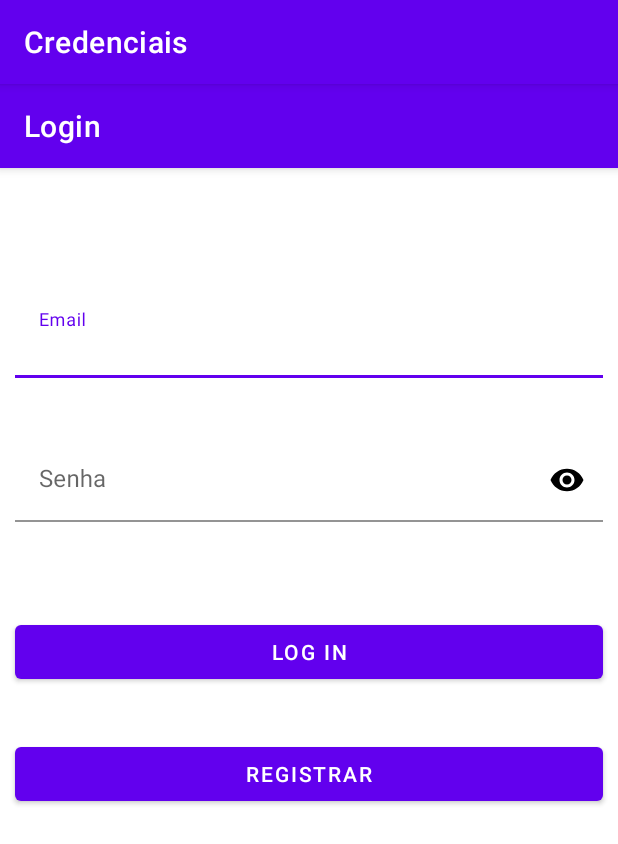
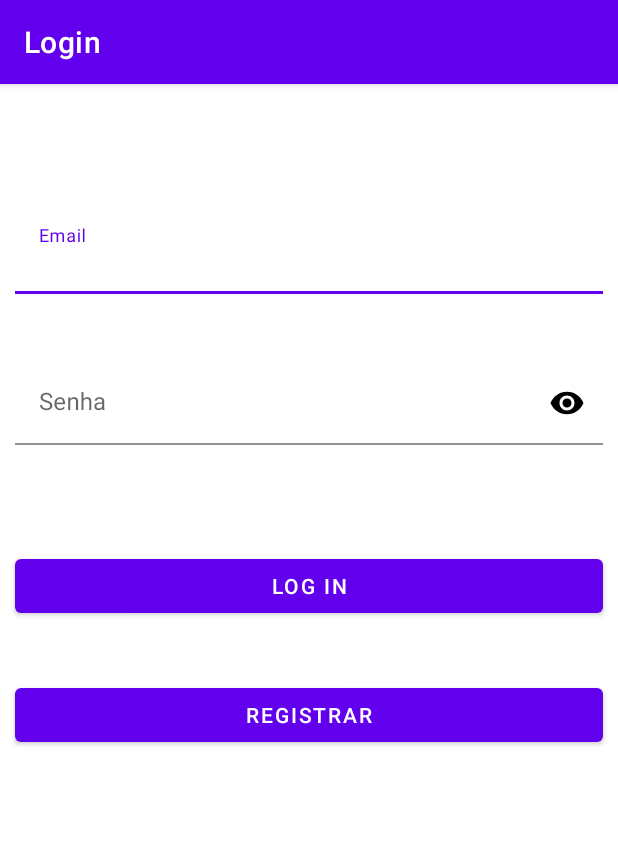
Before and after one commit to MarceloUMartins/Credenciais, an Android app: the screen it shows after launch (Login), on a phone screen of 412 x 824 dp. Shown: the top 844 px of the screen. Run offline under Robolectric (Android 15) with nearby library versions, the phone set to English and light mode, and no system bars.

Commit message:
retirando appbar padrão do tema

```diff
--- a/app/src/main/res/values-night/themes.xml
+++ b/app/src/main/res/values-night/themes.xml
@@ -1,6 +1,6 @@
 <resources xmlns:tools="http://schemas.android.com/tools">
     <!-- Base application theme. -->
-    <style name="Theme.Credenciais" parent="Theme.MaterialComponents.DayNight.DarkActionBar">
+    <style name="Theme.Credenciais" parent="Theme.MaterialComponents.DayNight.NoActionBar">
         <!-- Primary brand color. -->
         <item name="colorPrimary">@color/purple_200</item>
         <item name="colorPrimaryVariant">@color/purple_700</item>
--- a/app/src/main/res/values/themes.xml
+++ b/app/src/main/res/values/themes.xml
@@ -1,6 +1,6 @@
 <resources xmlns:tools="http://schemas.android.com/tools">
     <!-- Base application theme. -->
-    <style name="Theme.Credenciais" parent="Theme.MaterialComponents.DayNight.DarkActionBar">
+    <style name="Theme.Credenciais" parent="Theme.MaterialComponents.DayNight.NoActionBar">
         <!-- Primary brand color. -->
         <item name="colorPrimary">@color/purple_500</item>
         <item name="colorPrimaryVariant">@color/purple_700</item>
@@ -15,7 +15,7 @@
     </style>
 
     <style name="Theme.Credenciais.NoActionBar">
-        <item name="windowActionBar">false</item>
+        <item name="windowActionBar">true</item>
         <item name="windowNoTitle">true</item>
     </style>
 
```
